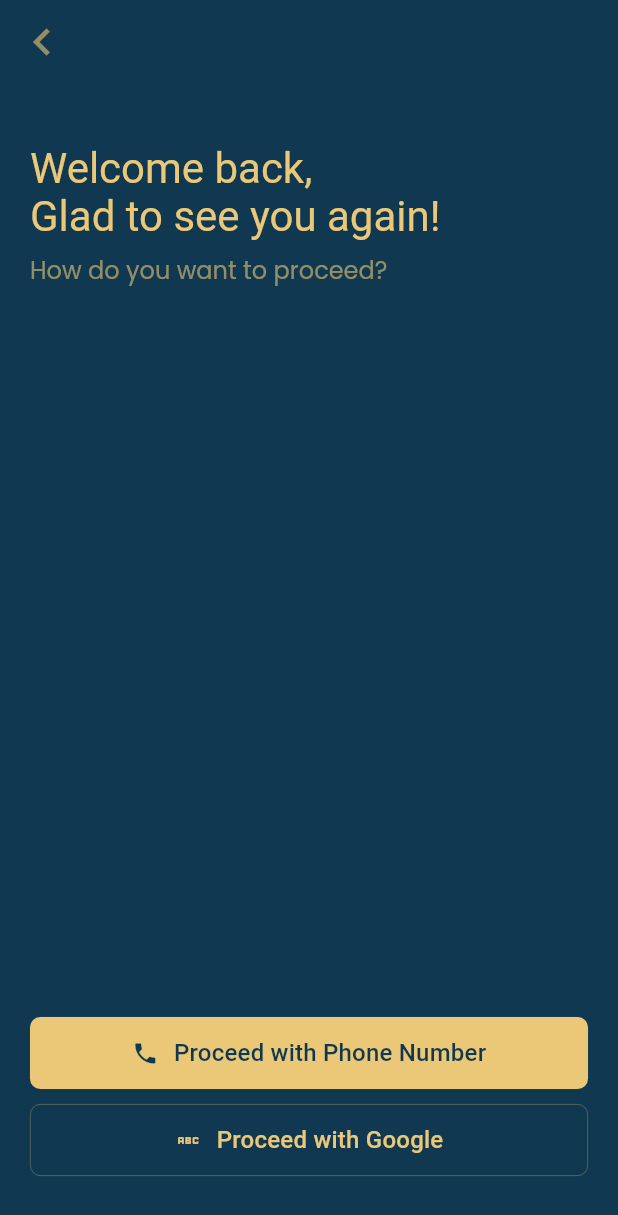
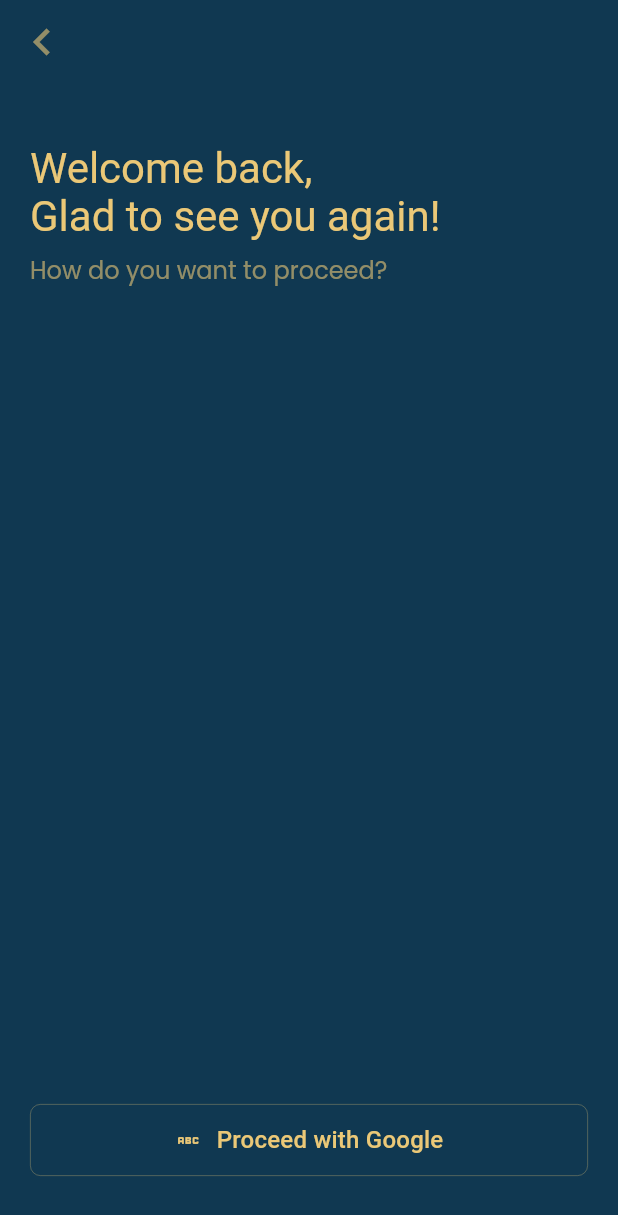
Before and after one commit to Gnturf/yume, a Flutter app: the screen it shows after launch, after a tap on "Login", on a phone screen of 412 x 824 dp. Shown: the top 1215 px of the screen. Run offline on Flutter 3.47's test engine with Material 3 defaults, Android fonts, the phone set to English and light mode, and no system bars; our stand-ins replace flutter_multi_formatter, google_fonts, image_picker.

Commit message:
temporarily hiding proceed with phonw number

```diff
--- a/lib/features/auth/presentation/screens/login/login.dart
+++ b/lib/features/auth/presentation/screens/login/login.dart
@@ -39,20 +39,20 @@ class LoginScreen extends StatelessWidget {
               subtitleText: "How do you want to proceed?",
             ),
             const Spacer(),
-            IconTextButton(
-              label: "Proceed with Phone Number",
-              icon: Icons.phone,
-              onPressed: () {
-                Navigator.of(context).push(
-                  MaterialPageRoute(
-                    builder: (context) => const LoginPhoneNumberScreen(),
-                  ),
-                );
-              },
-            ),
-            const SizedBox(
-              height: 10,
-            ),
+            // IconTextButton(
+            //   label: "Proceed with Phone Number",
+            //   icon: Icons.phone,
+            //   onPressed: () {
+            //     Navigator.of(context).push(
+            //       MaterialPageRoute(
+            //         builder: (context) => const LoginPhoneNumberScreen(),
+            //       ),
+            //     );
+            //   },
+            // ),
+            // const SizedBox(
+            //   height: 10,
+            // ),
             IconTextButton.inverted(
               label: "Proceed with Google",
               icon: Icons.abc,
```
